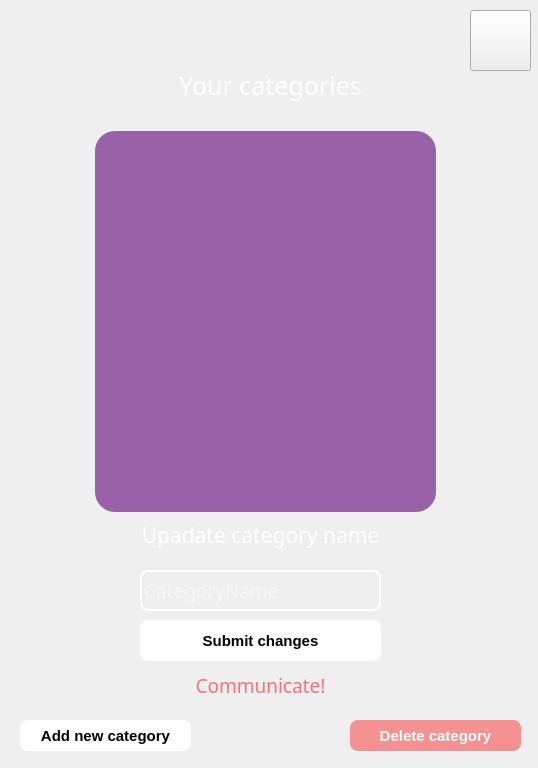
Qt form ui/ManageCategoriesPage.ui (vburmus/budget-calculator) before a commit.
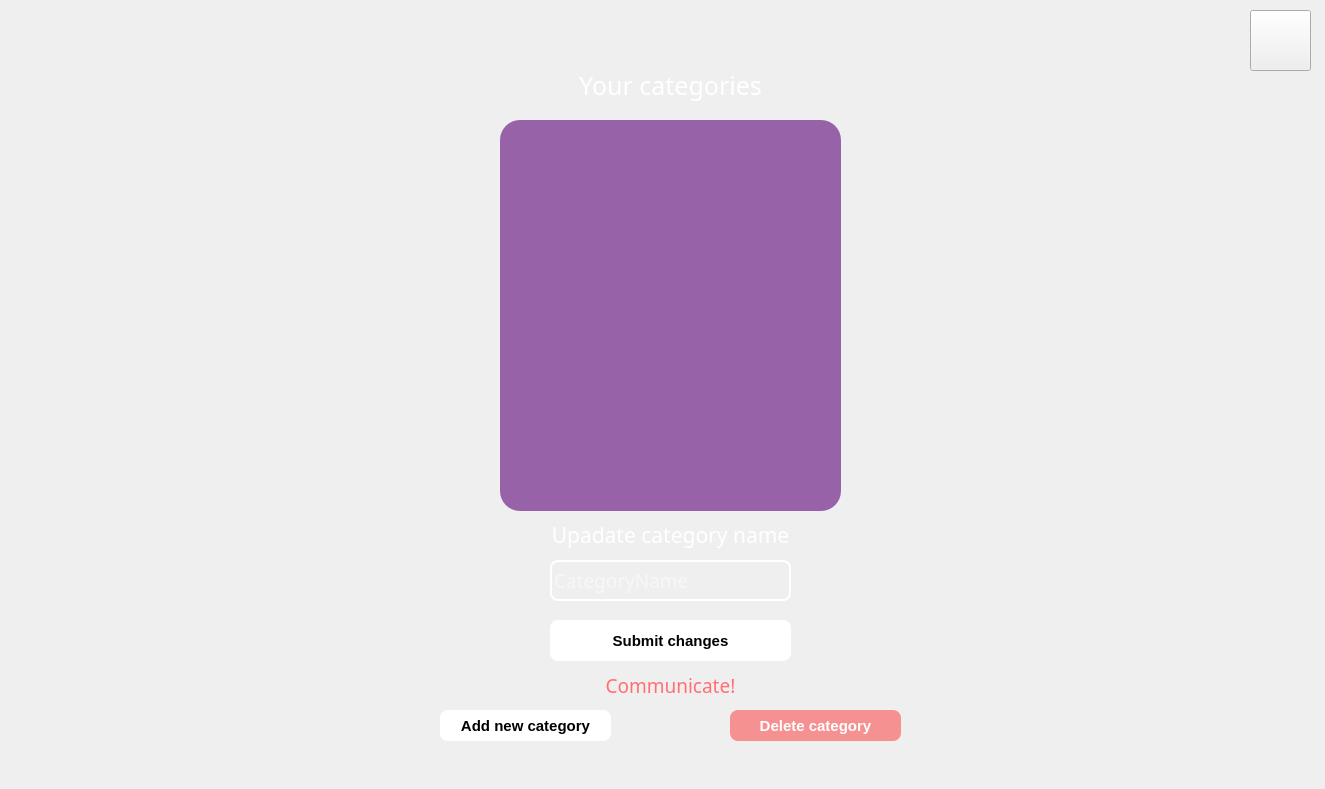
The same form after that commit. Icons and pictures are not drawn.

Commit message: fix(budget_calculator) resized pages size

```diff
--- a/ui/ManageCategoriesPage.ui
+++ b/ui/ManageCategoriesPage.ui
@@ -6,8 +6,8 @@
    <rect>
     <x>0</x>
     <y>0</y>
-    <width>538</width>
-    <height>768</height>
+    <width>1325</width>
+    <height>789</height>
    </rect>
   </property>
   <property name="windowTitle">
@@ -20,8 +20,8 @@
    <property name="geometry">
     <rect>
      <x>-30</x>
-     <y>-40</y>
-     <width>581</width>
+     <y>-30</y>
+     <width>1371</width>
      <height>821</height>
     </rect>
    </property>
@@ -51,52 +51,11 @@
     <string/>
    </property>
   </widget>
-  <widget class="QFrame" name="listFrame">
-   <property name="geometry">
-    <rect>
-     <x>80</x>
-     <y>120</y>
-     <width>371</width>
-     <height>401</height>
-    </rect>
-   </property>
-   <property name="styleSheet">
-    <string notr="true">QFrame{
-	background-color: rgba(255, 0, 0, 0);
-	border-radius: 20px;
-}
-
-QListWidget{
-	color: white;
-	font: 12pt &quot;Bahnschrift&quot;;	
-	background-color: rgba(91, 0, 121,150);
-}</string>
-   </property>
-   <property name="frameShape">
-    <enum>QFrame::StyledPanel</enum>
-   </property>
-   <property name="frameShadow">
-    <enum>QFrame::Raised</enum>
-   </property>
-   <widget class="QListWidget" name="categoriesListBox">
-    <property name="geometry">
-     <rect>
-      <x>15</x>
-      <y>11</y>
-      <width>341</width>
-      <height>381</height>
-     </rect>
-    </property>
-    <property name="styleSheet">
-     <string notr="true"/>
-    </property>
-   </widget>
-  </widget>
   <widget class="QPushButton" name="deleteCategoryButton">
    <property name="geometry">
     <rect>
-     <x>350</x>
-     <y>720</y>
+     <x>730</x>
+     <y>710</y>
      <width>171</width>
      <height>31</height>
     </rect>
@@ -134,8 +93,8 @@
   <widget class="QLineEdit" name="CategoryNameText">
    <property name="geometry">
     <rect>
-     <x>140</x>
-     <y>570</y>
+     <x>550</x>
+     <y>560</y>
      <width>241</width>
      <height>41</height>
     </rect>
@@ -173,9 +132,9 @@
   <widget class="QLabel" name="updateCategoryNameLabel">
    <property name="geometry">
     <rect>
-     <x>130</x>
+     <x>500</x>
      <y>510</y>
-     <width>261</width>
+     <width>341</width>
      <height>51</height>
     </rect>
    </property>
@@ -197,7 +156,7 @@
   <widget class="QPushButton" name="submitButton">
    <property name="geometry">
     <rect>
-     <x>140</x>
+     <x>550</x>
      <y>620</y>
      <width>241</width>
      <height>41</height>
@@ -236,9 +195,9 @@
   <widget class="QLabel" name="categoriesLabel">
    <property name="geometry">
     <rect>
-     <x>140</x>
+     <x>510</x>
      <y>60</y>
-     <width>261</width>
+     <width>321</width>
      <height>51</height>
     </rect>
    </property>
@@ -260,8 +219,8 @@
   <widget class="QPushButton" name="addCatButton">
    <property name="geometry">
     <rect>
-     <x>20</x>
-     <y>720</y>
+     <x>440</x>
+     <y>710</y>
      <width>171</width>
      <height>31</height>
     </rect>
@@ -299,7 +258,7 @@
   <widget class="QPushButton" name="exitButton">
    <property name="geometry">
     <rect>
-     <x>470</x>
+     <x>1250</x>
      <y>10</y>
      <width>61</width>
      <height>61</height>
@@ -340,7 +299,7 @@
   <widget class="QLabel" name="communicateTextLabel">
    <property name="geometry">
     <rect>
-     <x>90</x>
+     <x>500</x>
      <y>670</y>
      <width>341</width>
      <height>31</height>
@@ -362,6 +321,24 @@
     <set>Qt::AlignCenter</set>
    </property>
   </widget>
+  <widget class="QListWidget" name="categoriesListBox">
+   <property name="geometry">
+    <rect>
+     <x>500</x>
+     <y>120</y>
+     <width>341</width>
+     <height>391</height>
+    </rect>
+   </property>
+   <property name="styleSheet">
+    <string notr="true">QListWidget{
+	color: white;
+	font: 12pt &quot;Bahnschrift&quot;;	
+	background-color: rgba(91, 0, 121,150);
+	border-radius: 20px;
+}</string>
+   </property>
+  </widget>
  </widget>
  <resources>
   <include location="background.qrc"/>
```
The commit also changes 9 other files.
